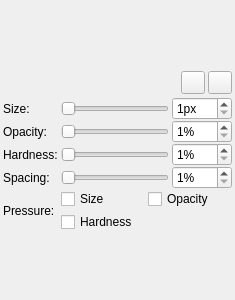
The window that src/client/ui/erasersettings.ui (drawpile/Drawpile) describes before a commit, drawn with Qt 5.
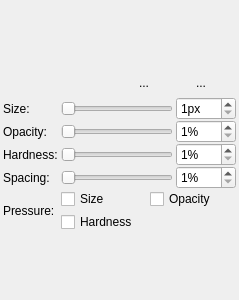
The same window after the commit. Icons and pictures are not drawn. Custom widgets are drawn as their Qt base class.

Commit message:
New dab mode button style
Separate toggle buttons for dab modes and Breeze style icons.
The old buttons were very easy to overlook. Hopefully the new design
will make it more apparent that there are clickable buttons here.

Diff of the .ui file:
```diff
--- a/src/client/ui/erasersettings.ui
+++ b/src/client/ui/erasersettings.ui
@@ -6,7 +6,7 @@
    <rect>
     <x>0</x>
     <y>0</y>
-    <width>235</width>
+    <width>239</width>
     <height>300</height>
    </rect>
   </property>
@@ -50,6 +50,9 @@
    </item>
    <item>
     <layout class="QHBoxLayout">
+     <property name="spacing">
+      <number>10</number>
+     </property>
      <item>
       <spacer>
        <property name="orientation">
@@ -64,31 +67,143 @@
       </spacer>
      </item>
      <item>
-      <widget class="QToolButton" name="incremental">
-       <property name="toolTip">
-        <string>Incremental drawing</string>
+      <widget class="QWidget" name="widget" native="true">
+       <property name="minimumSize">
+        <size>
+         <width>30</width>
+         <height>0</height>
+        </size>
        </property>
-       <property name="icon">
-        <iconset resource="icons/builtin/builtin.qrc">
-         <normaloff>:/icons/builtin/incremental.png</normaloff>:/icons/builtin/incremental.png</iconset>
-       </property>
-       <property name="checkable">
-        <bool>true</bool>
-       </property>
+       <layout class="QHBoxLayout" name="horizontalLayout">
+        <property name="spacing">
+         <number>0</number>
+        </property>
+        <property name="leftMargin">
+         <number>0</number>
+        </property>
+        <property name="topMargin">
+         <number>0</number>
+        </property>
+        <property name="rightMargin">
+         <number>0</number>
+        </property>
+        <property name="bottomMargin">
+         <number>0</number>
+        </property>
+        <item>
+         <widget class="QToolButton" name="paintmodeSoftedge">
+          <property name="toolTip">
+           <string>Smooth edge</string>
+          </property>
+          <property name="text">
+           <string>...</string>
+          </property>
+          <property name="icon">
+           <iconset resource="icons/builtin/builtin.qrc">
+            <normaloff>:/icons/builtin/paintmode-smoothedge.svg</normaloff>:/icons/builtin/paintmode-smoothedge.svg</iconset>
+          </property>
+          <property name="checkable">
+           <bool>true</bool>
+          </property>
+          <property name="autoExclusive">
+           <bool>true</bool>
+          </property>
+          <property name="autoRaise">
+           <bool>true</bool>
+          </property>
+         </widget>
+        </item>
+        <item>
+         <widget class="QToolButton" name="paintmodeHardedge">
+          <property name="toolTip">
+           <string>Hard edge</string>
+          </property>
+          <property name="icon">
+           <iconset resource="icons/builtin/builtin.qrc">
+            <normaloff>:/icons/builtin/paintmode-hardedge.svg</normaloff>:/icons/builtin/paintmode-hardedge.svg</iconset>
+          </property>
+          <property name="checkable">
+           <bool>true</bool>
+          </property>
+          <property name="autoExclusive">
+           <bool>true</bool>
+          </property>
+          <property name="autoRaise">
+           <bool>true</bool>
+          </property>
+         </widget>
+        </item>
+       </layout>
       </widget>
      </item>
      <item>
-      <widget class="QToolButton" name="hardedge">
-       <property name="toolTip">
-        <string>Hard edge</string>
+      <widget class="QWidget" name="widget_2" native="true">
+       <property name="minimumSize">
+        <size>
+         <width>30</width>
+         <height>0</height>
+        </size>
        </property>
-       <property name="icon">
-        <iconset resource="icons/builtin/builtin.qrc">
-         <normaloff>:/icons/builtin/hardedge.png</normaloff>:/icons/builtin/hardedge.png</iconset>
-       </property>
-       <property name="checkable">
-        <bool>true</bool>
-       </property>
+       <layout class="QHBoxLayout" name="horizontalLayout_2">
+        <property name="spacing">
+         <number>0</number>
+        </property>
+        <property name="leftMargin">
+         <number>0</number>
+        </property>
+        <property name="topMargin">
+         <number>0</number>
+        </property>
+        <property name="rightMargin">
+         <number>0</number>
+        </property>
+        <property name="bottomMargin">
+         <number>0</number>
+        </property>
+        <item>
+         <widget class="QToolButton" name="paintmodeIndirect">
+          <property name="toolTip">
+           <string>Indirect drawing</string>
+          </property>
+          <property name="text">
+           <string>...</string>
+          </property>
+          <property name="icon">
+           <iconset resource="icons/builtin/builtin.qrc">
+            <normaloff>:/icons/builtin/paintmode-indirect.svg</normaloff>:/icons/builtin/paintmode-indirect.svg</iconset>
+          </property>
+          <property name="checkable">
+           <bool>true</bool>
+          </property>
+          <property name="autoExclusive">
+           <bool>true</bool>
+          </property>
+          <property name="autoRaise">
+           <bool>true</bool>
+          </property>
+         </widget>
+        </item>
+        <item>
+         <widget class="QToolButton" name="paintmodeIncremental">
+          <property name="toolTip">
+           <string>Incremental drawing</string>
+          </property>
+          <property name="icon">
+           <iconset resource="icons/builtin/builtin.qrc">
+            <normaloff>:/icons/builtin/paintmode-incremental.svg</normaloff>:/icons/builtin/paintmode-incremental.svg</iconset>
+          </property>
+          <property name="checkable">
+           <bool>true</bool>
+          </property>
+          <property name="autoExclusive">
+           <bool>true</bool>
+          </property>
+          <property name="autoRaise">
+           <bool>true</bool>
+          </property>
+         </widget>
+        </item>
+       </layout>
       </widget>
      </item>
     </layout>
```
Left out of the diff: 98 changed lines with no effect on the pictures. The commit also changes 12 other files.
